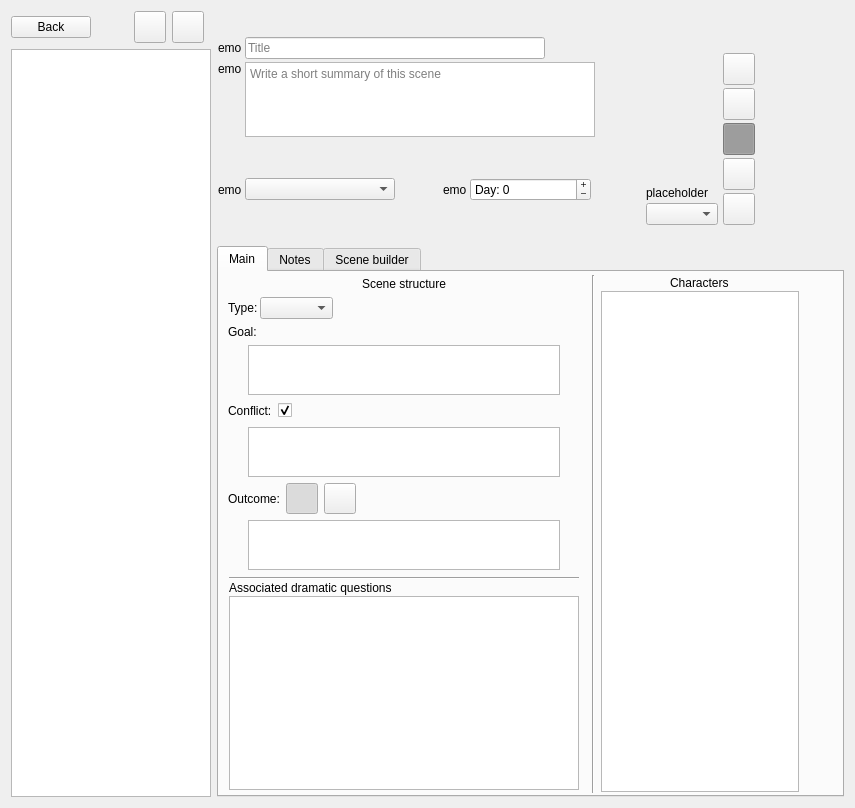
First picture: the form in ui/scene_editor.ui, repository zkovari/plotlyst, before the edit.
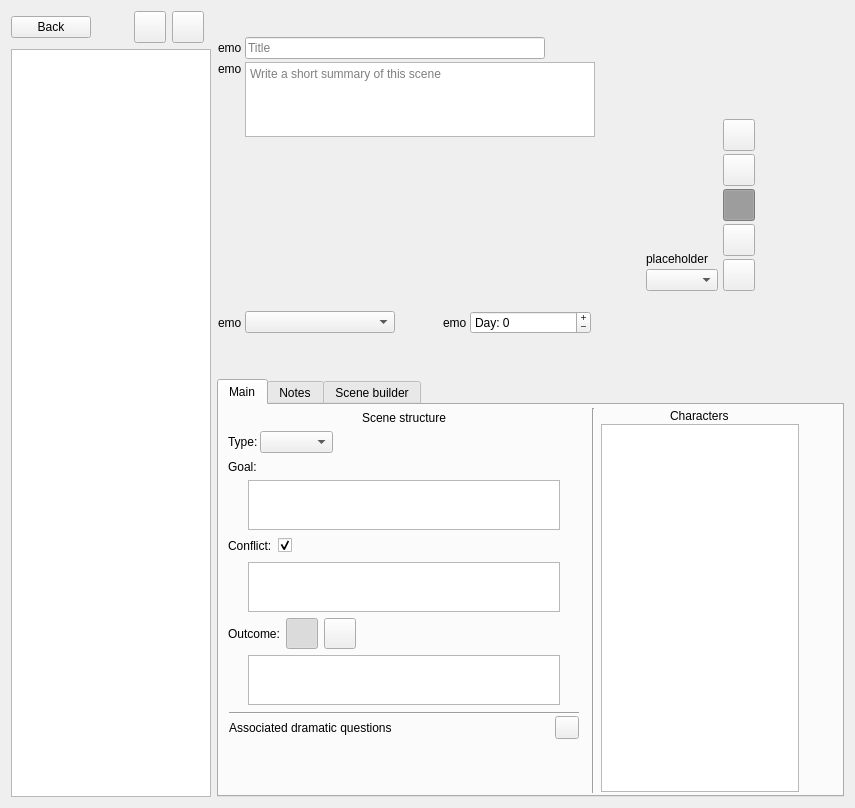
Second picture: the form after the edit. Custom widgets are drawn as their Qt base class.

Commit message: Display scene dramatic questions as labels

```diff
--- a/ui/scene_editor.ui
+++ b/ui/scene_editor.ui
@@ -1249,19 +1249,49 @@
                   </widget>
                  </item>
                  <item>
-                  <widget class="QLabel" name="label_2">
-                   <property name="text">
-                    <string>Associated dramatic questions</string>
-                   </property>
-                  </widget>
+                  <layout class="QHBoxLayout" name="horizontalLayout">
+                   <item>
+                    <widget class="QLabel" name="label_3">
+                     <property name="text">
+                      <string>Associated dramatic questions</string>
+                     </property>
+                    </widget>
+                   </item>
+                   <item>
+                    <spacer name="horizontalSpacer_23">
+                     <property name="orientation">
+                      <enum>Qt::Horizontal</enum>
+                     </property>
+                     <property name="sizeHint" stdset="0">
+                      <size>
+                       <width>40</width>
+                       <height>20</height>
+                      </size>
+                     </property>
+                    </spacer>
+                   </item>
+                   <item>
+                    <widget class="QToolButton" name="btnEditDramaticQuestions">
+                     <property name="text">
+                      <string/>
+                     </property>
+                     <property name="popupMode">
+                      <enum>QToolButton::InstantPopup</enum>
+                     </property>
+                     <property name="autoRaise">
+                      <bool>false</bool>
+                     </property>
+                    </widget>
+                   </item>
+                  </layout>
                  </item>
                  <item>
-                  <widget class="QListView" name="lstStoryLines">
-                   <property name="sizePolicy">
-                    <sizepolicy hsizetype="Expanding" vsizetype="Expanding">
-                     <horstretch>0</horstretch>
-                     <verstretch>0</verstretch>
-                    </sizepolicy>
+                  <widget class="LabelsWidget" name="wdgDramaticQuestions" native="true">
+                   <property name="minimumSize">
+                    <size>
+                     <width>0</width>
+                     <height>50</height>
+                    </size>
                    </property>
                   </widget>
                  </item>
@@ -1569,6 +1599,14 @@
    </item>
   </layout>
  </widget>
+ <customwidgets>
+  <customwidget>
+   <class>LabelsWidget</class>
+   <extends>QWidget</extends>
+   <header>src.main.python.plotlyst.view.widget.labels</header>
+   <container>1</container>
+  </customwidget>
+ </customwidgets>
  <resources/>
  <connections/>
  <buttongroups>
```
The commit also changes 4 other files.
